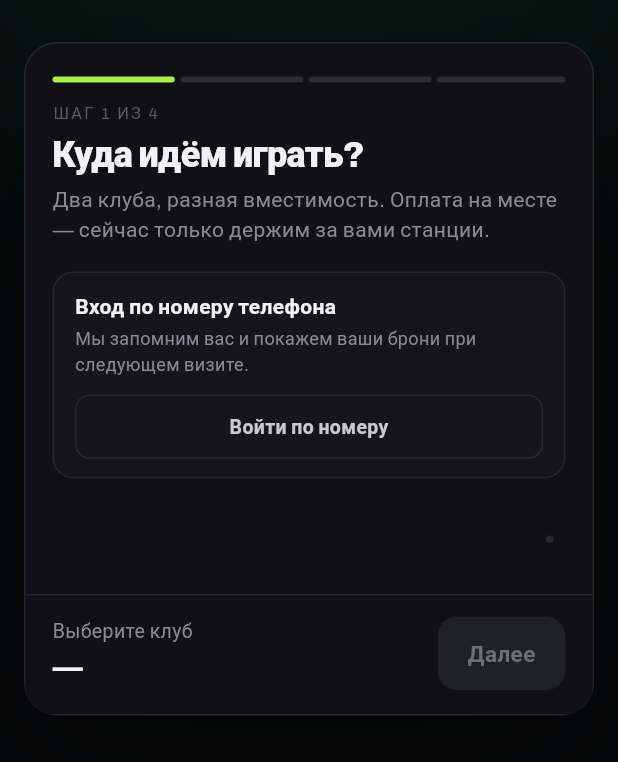
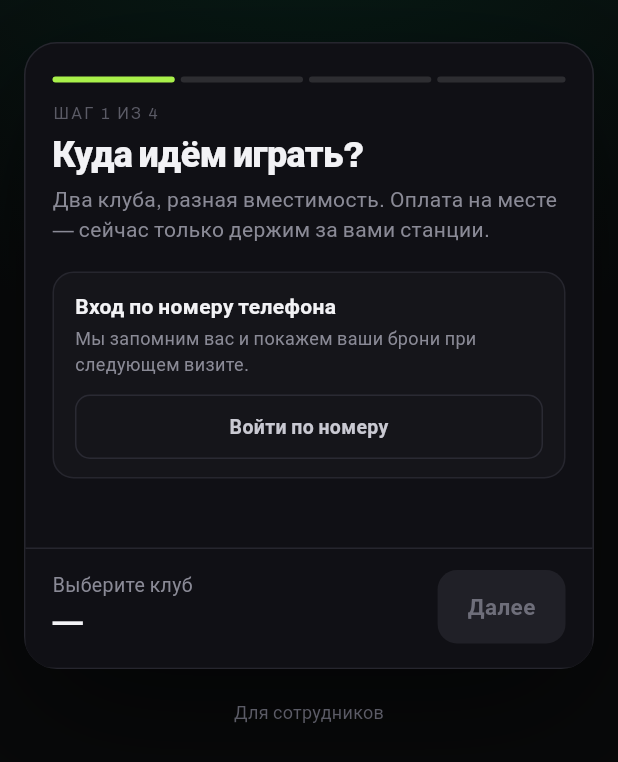
Before and after one commit to dimasuhanov7-ops/vr_booking_web, a Flutter app: the screen it shows after launch, on a phone screen of 412 x 824 dp. Shown: the top 762 px of the screen. Run offline on Flutter 3.47's test engine with Material 3 defaults, Android fonts, the phone set to English and light mode, and no system bars; our stand-ins replace bloc, equatable, flutter_bloc, supabase_flutter; missing offline and left inert: dart:js_interop; accounts and stored records are empty.

Commit message:
feat(booking): служебный вход — бледная надпись «Для сотрудников» под виджетом
Вместо скрытой точки — надпись «Для сотрудников» бледным шрифтом в самом низу
страницы, под всей карточкой виджета. Тап → диалог «Вход для сотрудников» с
паролем → админка.

Co-Authored-By: Claude Sonnet 5 <noreply@anthropic.com>

```diff
--- a/lib/features/booking/presentation/screens/booking_view.dart
+++ b/lib/features/booking/presentation/screens/booking_view.dart
@@ -63,9 +63,35 @@ class BookingView extends StatelessWidget {
         final bool wide = vw >= _wideBreakpoint;
         final double frameW = wide ? _frameWide : _frameNarrow;
 
+        final Widget frame = _frame(context, state, wide: wide, frameW: frameW);
+
+        return Column(
+          mainAxisSize: MainAxisSize.min,
+          children: <Widget>[
+            frame,
+            ConstrainedBox(
+              constraints: BoxConstraints(maxWidth: frameW),
+              child: const Padding(
+                padding: EdgeInsets.only(top: 14),
+                child: _AdminDoor(),
+              ),
+            ),
+          ],
+        );
+      },
+    );
+  }
+
+  Widget _frame(
+    BuildContext context,
+    BookingState state, {
+    required bool wide,
+    required double frameW,
+  }) {
     final bool bootstrapping = (state.status == BookingStatus.loading &&
             state.clubs.isEmpty) ||
-            (state.clubLocked && state.club == null &&
+        (state.clubLocked &&
+            state.club == null &&
             state.status != BookingStatus.failure);
     if (bootstrapping) {
       // Высокий плейсхолдер: iframe не «схлопывается» на время загрузки
@@ -81,7 +107,8 @@ class BookingView extends StatelessWidget {
     if (state.status == BookingStatus.failure && state.clubs.isEmpty) {
       return _Frame(
         maxWidth: frameW,
-            child: _Retry(onRetry: () =>
+        child: _Retry(
+            onRetry: () =>
                 context.read<BookingBloc>().add(const BookingStarted())),
       );
     }
@@ -112,7 +139,8 @@ class BookingView extends StatelessWidget {
         mainAxisSize: MainAxisSize.min,
         children: <Widget>[
           Padding(
-                padding: EdgeInsets.fromLTRB(wide ? 24 : 18, 22, wide ? 24 : 18, 26),
+            padding:
+                EdgeInsets.fromLTRB(wide ? 24 : 18, 22, wide ? 24 : 18, 26),
             child: _FormBody(state: state, accent: accent, wide: wide),
           ),
           BookingBottomBar(
@@ -129,8 +157,6 @@ class BookingView extends StatelessWidget {
           ),
         ],
       ),
-        );
-      },
     );
   }
 
@@ -203,7 +229,7 @@ class _Retry extends StatelessWidget {
   }
 }
 
-/// Незаметный служебный вход: долгое нажатие на точку в углу → пароль → админка.
+/// Служебный вход: бледная надпись «Для сотрудников» внизу → пароль → админка.
 /// Заслон от случайных заходов; в боевой сборке админку защищает Supabase Auth.
 class _AdminDoor extends StatelessWidget {
   const _AdminDoor();
@@ -214,7 +240,7 @@ class _AdminDoor extends StatelessWidget {
       context: context,
       builder: (BuildContext ctx) => AlertDialog(
         backgroundColor: BookingColors.frame,
-        title: const Text('Служебный вход', style: TextStyle(fontSize: 16)),
+        title: const Text('Вход для сотрудников', style: TextStyle(fontSize: 16)),
         content: TextField(
           controller: c,
           obscureText: true,
@@ -245,21 +271,18 @@ class _AdminDoor extends StatelessWidget {
 
   @override
   Widget build(BuildContext context) {
-    return GestureDetector(
+    return Center(
+      child: GestureDetector(
         behavior: HitTestBehavior.opaque,
-      onLongPress: () => _open(context),
+        onTap: () => _open(context),
         child: const Padding(
-        padding: EdgeInsets.all(8),
-        child: Opacity(
-          opacity: 0.3,
-          child: SizedBox(
-            width: 5,
-            height: 5,
-            child: DecoratedBox(
-              decoration: BoxDecoration(
-                shape: BoxShape.circle,
+          padding: EdgeInsets.symmetric(vertical: 6, horizontal: 12),
+          child: Text(
+            'Для сотрудников',
+            style: TextStyle(
+              fontSize: 12,
               color: BookingColors.textFaint,
-              ),
+              letterSpacing: 0.2,
             ),
           ),
         ),
@@ -344,8 +367,6 @@ class _FormBody extends StatelessWidget {
           )
         else
           _stack(<List<Widget>>[...left, ...right], divided: true),
-        const SizedBox(height: 10),
-        const Align(alignment: Alignment.centerRight, child: _AdminDoor()),
       ],
     );
   }
```
Lines whose indentation alone changed are shown as unchanged.
